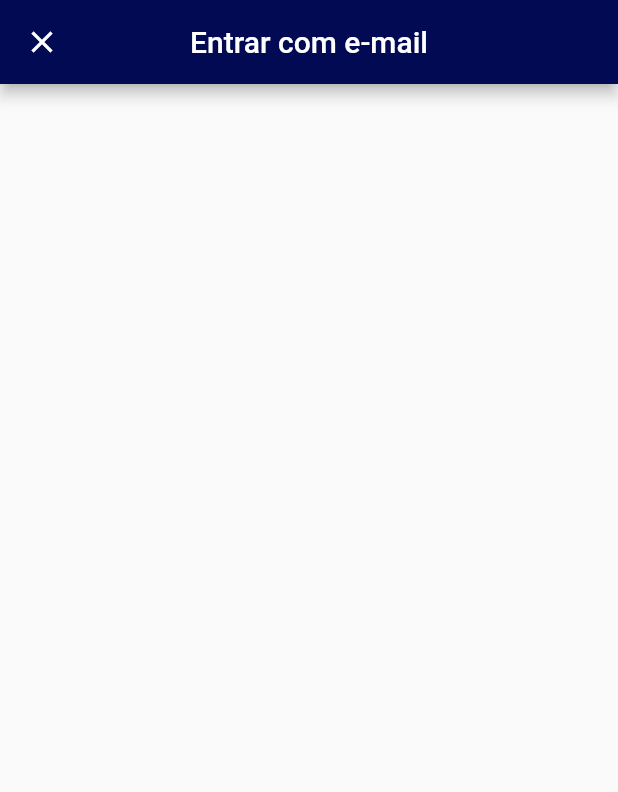
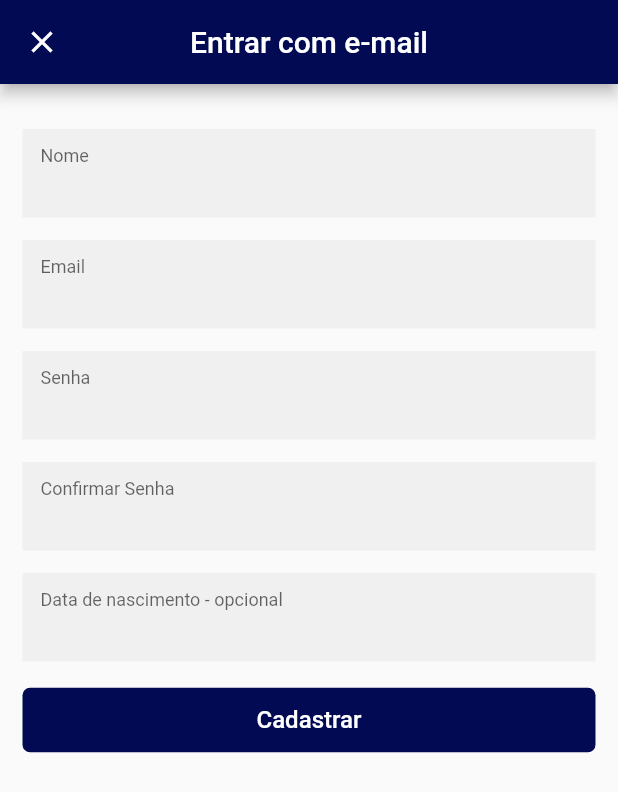
Before and after one commit to rafael-mq/getmobx_mesa_news, a Flutter app: the RegisterPage screen opened directly, on a phone screen of 412 x 824 dp. Shown: the top 792 px of the screen. Run offline on Flutter 3.47's test engine with Material 2 defaults, Android fonts, the phone set to English and light mode, and no system bars; our stand-ins replace carousel_slider, dio, flutter_mobx, get, mask_text_input_formatter, mobx; accounts and stored records are empty; generated files the repository leaves out were written again.

Commit message:
Registro completo

```diff
--- a/lib/app_dev.dart
+++ b/lib/app_dev.dart
@@ -2,11 +2,13 @@ import 'package:flutter/material.dart';
 import 'package:get/get.dart';
 import 'package:getmobx_mesa_news/pages/login_page.dart';
 import 'package:getmobx_mesa_news/pages/news_page.dart';
+import 'package:getmobx_mesa_news/pages/register_page.dart';
 
 var mainApp = GetMaterialApp(
   initialRoute: '/',
   getPages: [
     GetPage(name: '/', page: () => LoginPage()),
+    GetPage(name: '/register', page: () => RegisterPage()),
     GetPage(name: '/news', page: () => NewsPage()),
   ],
   theme: ThemeData(
--- a/lib/components/custom_text_field.dart
+++ b/lib/components/custom_text_field.dart
@@ -12,25 +12,37 @@
 //   }
 
 import 'package:flutter/material.dart';
+import 'package:flutter/services.dart';
 
 class CustomTextField extends StatelessWidget {
   final bool obscure;
   final String label;
+  final bool disabled;
+  final List<TextInputFormatter> formatters;
   final void Function(String) onChanged;
 
-  CustomTextField({this.obscure: false, this.label, this.onChanged});
+  CustomTextField({
+    this.obscure: false,
+    this.label,
+    this.disabled: false,
+    this.formatters,
+    this.onChanged,
+  });
 
   @override
   Widget build(BuildContext context) {
     return TextField(
       obscureText: obscure,
+      readOnly: disabled,
+      inputFormatters: formatters,
       onChanged: onChanged,
       decoration: InputDecoration(
-          border: InputBorder.none,
-          labelText: label,
-          floatingLabelBehavior: FloatingLabelBehavior.always,
-          filled: true,
-          fillColor: Color(0xFFF0F0F0)),
+        border: InputBorder.none,
+        labelText: label,
+        floatingLabelBehavior: FloatingLabelBehavior.always,
+        filled: true,
+        fillColor: Color(0xFFF0F0F0),
+      ),
     );
   }
 }
--- a/lib/components/highlight_carousel.dart
+++ b/lib/components/highlight_carousel.dart
@@ -74,6 +74,7 @@ class _HighlightCarouselState extends State<HighlightCarousel> {
 
   @override
   Widget build(BuildContext context) {
+    return Observer(builder: (_) {
       return CarouselSlider(
         options: CarouselOptions(
           height: 150,
@@ -85,5 +86,6 @@ class _HighlightCarouselState extends State<HighlightCarousel> {
         ),
         items: news.filteredHighlights.map((art) => _highlightView(art)).toList(),
       );
+    });
   }
 }
--- a/lib/pages/register_page.dart
+++ b/lib/pages/register_page.dart
@@ -1,14 +1,115 @@
 import 'package:flutter/material.dart';
+import 'package:flutter_mobx/flutter_mobx.dart';
 import 'package:get/get.dart';
-import 'package:getmobx_mesa_news/stores/login/login_store.dart';
+import 'package:getmobx_mesa_news/components/loading_view.dart';
+import 'package:getmobx_mesa_news/components/custom_text_field.dart';
+import 'package:getmobx_mesa_news/stores/login/register_store.dart';
+import 'package:mask_text_input_formatter/mask_text_input_formatter.dart';
 
 class RegisterPage extends StatelessWidget {
-  LoginStore store = Get.find();
+  final dateFormatter = MaskTextInputFormatter(mask: "##/##/####");
 
-  Widget renderBody() {}
+  processRegister(RegisterStore registerStore) async {
+    print("processing register");
+    final errorMsg = await registerStore.signUp();
+    if (errorMsg.isEmpty) {
+      print("register success");
+      await Get.offNamed('/news');
+    } else {
+      print("fail to register");
+      Get.snackbar(
+        "Atenção",
+        errorMsg,
+        colorText: Colors.white,
+        messageText: Text(
+          errorMsg,
+          style: TextStyle(
+            fontWeight: FontWeight.bold,
+            color: Colors.white,
+          ),
+        ),
+        backgroundColor: Color(0xFF0075FF),
+      );
+    }
+  }
+
+  Widget renderBody(RegisterStore registerStore) {
+    return Observer(builder: (_) {
+      if (registerStore.isLoading) {
+        return LoadingView();
+      }
+      return Container(
+        margin: EdgeInsets.all(15.0),
+        child: Column(
+          children: <Widget>[
+            SizedBox(
+              height: 15,
+            ),
+            CustomTextField(
+              label: "Nome",
+              onChanged: registerStore.changeName,
+            ),
+            SizedBox(
+              height: 15,
+            ),
+            CustomTextField(
+              label: "Email",
+              onChanged: registerStore.changeEmail,
+            ),
+            SizedBox(
+              height: 15,
+            ),
+            CustomTextField(
+              label: "Senha",
+              obscure: true,
+              onChanged: registerStore.changePassword,
+            ),
+            SizedBox(
+              height: 15,
+            ),
+            CustomTextField(
+              label: "Confirmar Senha",
+              obscure: true,
+              onChanged: null,
+            ),
+            SizedBox(
+              height: 15,
+            ),
+            CustomTextField(
+              label: "Data de nascimento - opcional",
+              formatters: [dateFormatter],
+              // disabled: true,
+              onChanged: null,
+            ),
+            SizedBox(
+              height: 15,
+            ),
+            // RaisedButton(color: Colors.blue, onPressed: null, child: Text("Cadastrar"))
+            SizedBox(
+                width: double.infinity,
+                child: FlatButton(
+                  onPressed: () => processRegister(registerStore),
+                  shape: RoundedRectangleBorder(borderRadius: BorderRadius.circular(5.0)),
+                  child: Padding(
+                    padding: const EdgeInsets.all(12.0),
+                    child: Text(
+                      "Cadastrar",
+                      style: TextStyle(fontSize: 16),
+                    ),
+                  ),
+                  color: Color(0xff010a53),
+                  textColor: Colors.white,
+                )),
+          ],
+        ),
+      );
+    });
+  }
 
   @override
   Widget build(BuildContext context) {
+    final registerStore = Get.put(RegisterStore());
+
     return Container(
       child: Scaffold(
           resizeToAvoidBottomInset: false,
@@ -17,13 +118,14 @@ class RegisterPage extends StatelessWidget {
             title: Text("Entrar com e-mail"),
             centerTitle: true,
             leading: IconButton(
-                icon: Icon(
-                  Icons.close,
-                  color: Colors.white,
-                ),
-                onPressed: () => print("close pressed")),
+              icon: Icon(
+                Icons.close,
+                color: Colors.white,
+              ),
+              onPressed: () => Get.back(),
+            ),
           ),
-          body: renderBody()),
+          body: renderBody(registerStore)),
     );
   }
 }
--- a/lib/stores/login/login_form.dart
+++ b/lib/stores/login/login_form.dart
@@ -35,7 +35,7 @@ abstract class _LoginFormBase with Store {
   }
 
   String validatePassword() {
-    // TODO implemetar validação de email
+    // TODO implemetar validação de senha
     return null;
   }
 }
--- a/pubspec.yaml
+++ b/pubspec.yaml
@@ -14,6 +14,7 @@ dependencies:
   get: ^3.10.2
   dio: ^3.0.10
   carousel_slider: ^2.2.1
+  mask_text_input_formatter: ^1.1.0
 
   flutter:
     sdk: flutter
```
Also changed, not shown: lib/components/article_listview.dart (+7 -3 lines), lib/pages/login_page.dart (+9 -4 lines), lib/stores/login/login_store.dart (+12 -15 lines), lib/stores/login/register_store.dart (added, +65 -0 lines), lib/stores/news/article_list_store.dart (+12 -12 lines), lib/stores/news/highlight_list_store.dart (+6 -6 lines), lib/stores/login/register_store.g.dart (added), lib/stores/news/article_list_store.g.dart, lib/stores/news/highlight_list_store.g.dart, pubspec.lock. Lines whose indentation alone changed are shown as unchanged.
